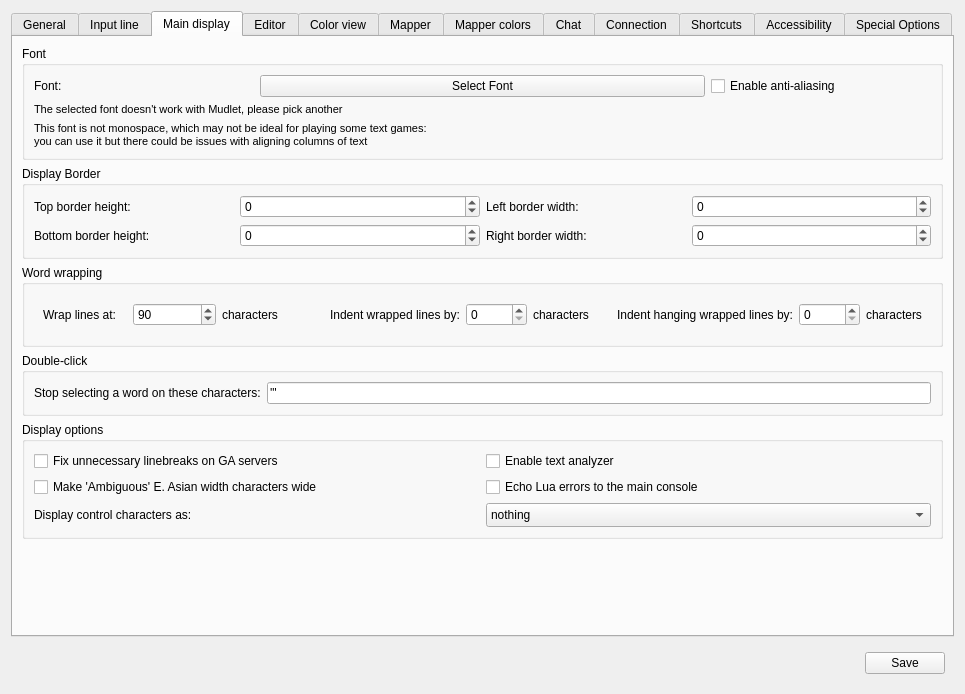
Before: the Qt Designer form src/ui/profile_preferences.ui in ThalynLabs/Mudlet, drawn with Qt 5.
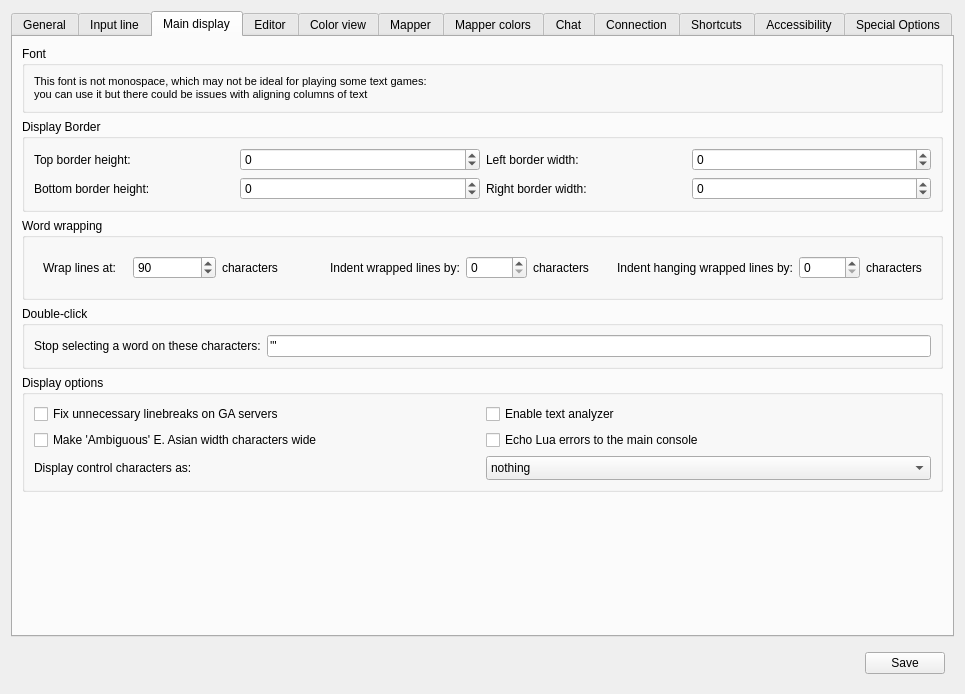
After: the same form once the commit is applied. The open tabs and pages were chosen to show the change. Icons and pictures are not drawn. Custom widgets are drawn as their Qt base class.

The edit to the form file:
```diff
--- a/src/ui/profile_preferences.ui
+++ b/src/ui/profile_preferences.ui
@@ -735,48 +735,6 @@
          <property name="title">
           <string>Font</string>
          </property>
-         <layout class="QGridLayout" name="gridLayout_groupBox_font">
-          <item row="3" column="0" colspan="4">
-           <widget class="QLabel" name="label_variableWidthFontWarning">
-            <property name="font">
-             <font>
-              <pointsize>8</pointsize>
-             </font>
-            </property>
-            <property name="text">
-             <string comment="Note that this text is split into two lines so that the message is not too wide in English, please do the same for other locales where the text is the same or longer">This font is not monospace, which may not be ideal for playing some text games:
-you can use it but there could be issues with aligning columns of text</string>
-            </property>
-            <property name="buddy">
-             <cstring>fontSize</cstring>
-            </property>
-           </widget>
-          </item>
-          <item row="2" column="0" colspan="4">
-           <widget class="QLabel" name="label_invalidFontError">
-            <property name="font">
-             <font>
-              <pointsize>8</pointsize>
-             </font>
-            </property>
-            <property name="text">
-             <string>The selected font doesn't work with Mudlet, please pick another</string>
-            </property>
-           </widget>
-          </item>
-          <item row="0" column="1" colspan="2">
-           <widget class="QPushButton" name="pushButton_fontDialog">
-            <property name="sizePolicy">
-             <sizepolicy hsizetype="Preferred" vsizetype="Fixed">
-              <horstretch>0</horstretch>
-              <verstretch>0</verstretch>
-             </sizepolicy>
-            </property>
-            <property name="text">
-             <string>Select Font</string>
-            </property>
-           </widget>
-          </item>
           <item row="0" column="0">
            <widget class="QLabel" name="label_30">
             <property name="sizePolicy">
@@ -790,6 +748,19 @@
             </property>
            </widget>
           </item>
+          <item row="0" column="1" colspan="2">
+           <widget class="QPushButton" name="pushButton_fontDialog">
+            <property name="sizePolicy">
+             <sizepolicy hsizetype="Preferred" vsizetype="Fixed">
+              <horstretch>0</horstretch>
+              <verstretch>0</verstretch>
+             </sizepolicy>
+            </property>
+            <property name="text">
+             <string>Select Font</string>
+            </property>
+           </widget>
+          </item>
           <item row="0" column="3">
            <widget class="QCheckBox" name="mNoAntiAlias">
             <property name="toolTip">
@@ -797,6 +768,35 @@
             </property>
             <property name="text">
              <string>Enable anti-aliasing</string>
+            </property>
+           </widget>
+          </item>
+          <item row="2" column="0" colspan="4">
+           <widget class="QLabel" name="label_invalidFontError">
+            <property name="font">
+             <font>
+              <pointsize>8</pointsize>
+             </font>
+            </property>
+            <property name="text">
+             <string>The selected font doesn't work with Mudlet, please pick another</string>
+            </property>
+           </widget>
+          </item>
+         <layout class="QGridLayout" name="gridLayout_groupBox_font">
+          <item row="3" column="0" colspan="4">
+           <widget class="QLabel" name="label_variableWidthFontWarning">
+            <property name="font">
+             <font>
+              <pointsize>8</pointsize>
+             </font>
+            </property>
+            <property name="text">
+             <string comment="Note that this text is split into two lines so that the message is not too wide in English, please do the same for other locales where the text is the same or longer">This font is not monospace, which may not be ideal for playing some text games:
+you can use it but there could be issues with aligning columns of text</string>
+            </property>
+            <property name="buddy">
+             <cstring>fontSize</cstring>
             </property>
            </widget>
           </item>
```
